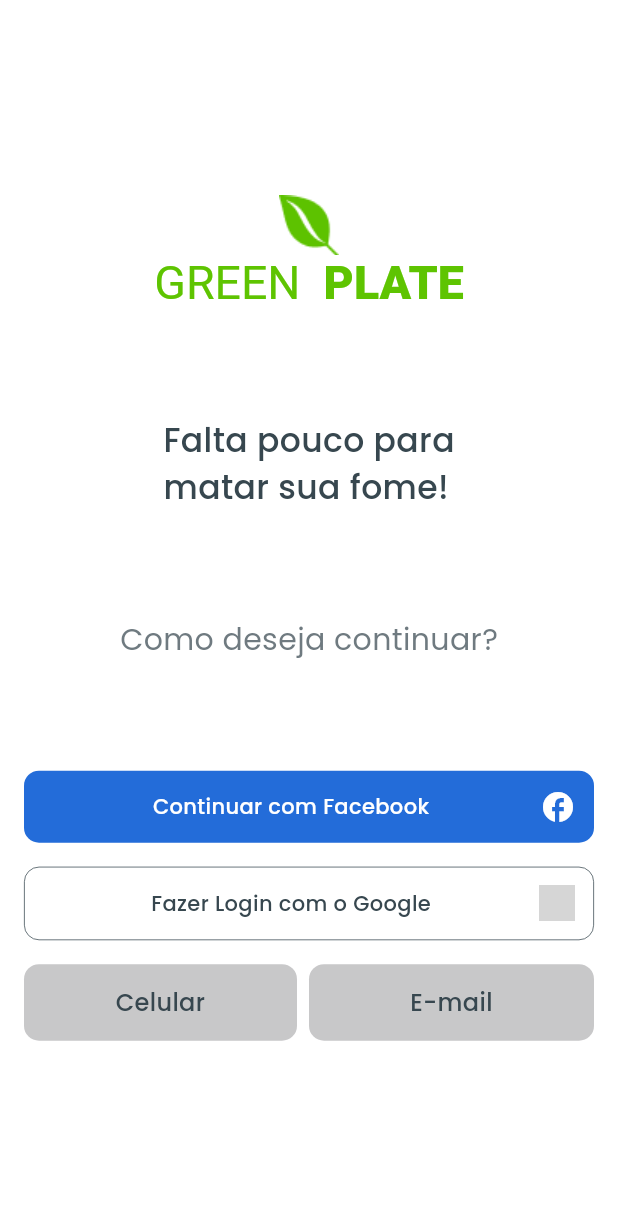
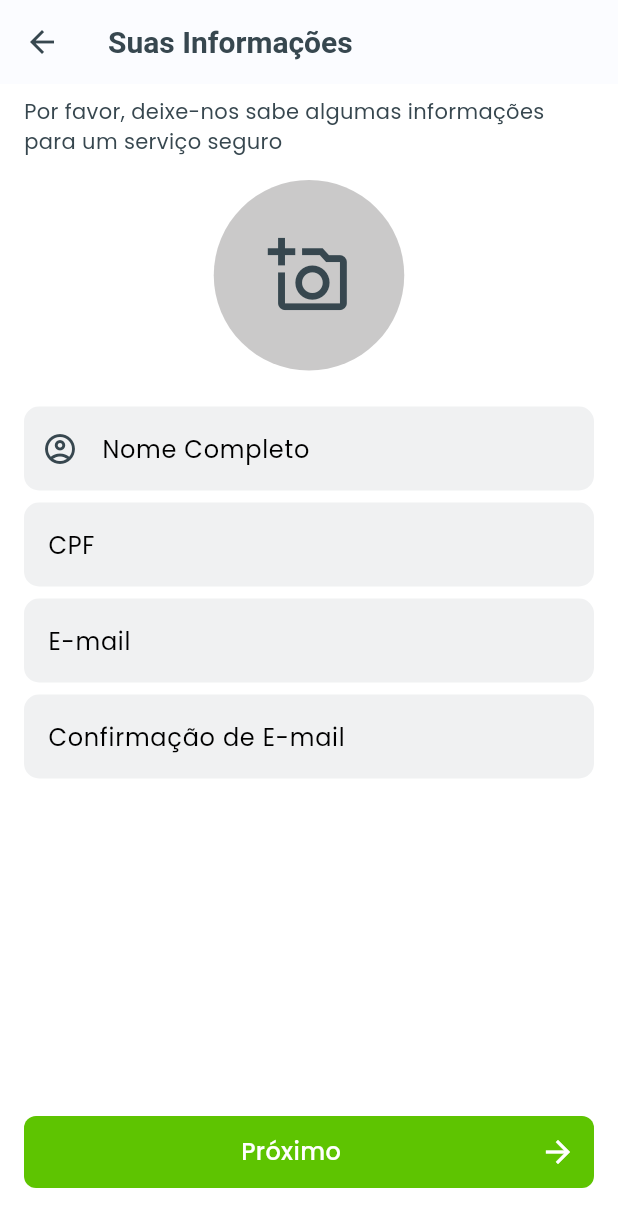
Before and after one commit to rafaelpadu/green_plate, a Flutter app: the RegistrationModeSelectionScreen screen opened directly, after a tap on "Continuar com Facebook", on a phone screen of 412 x 824 dp. Shown: the top 1227 px of the screen. Run offline on Flutter 3.47's test engine with Material 2 defaults, Android fonts, the phone set to English and light mode, and no system bars; our stand-ins replace carousel_slider, firebase_core, flutter_secure_storage; accounts and stored records are empty; network calls fail; grey boxes are pictures that could not be loaded.

Commit message:
tela de inserção de dados e foto

```diff
--- /dev/null
+++ b/lib/src/presentation/features/authentication/views/registration/personal_info_screen.dart
@@ -0,0 +1,146 @@
+import 'package:flutter/material.dart';
+import 'package:green_plate/src/config/theme_colors.dart';
+import 'package:green_plate/src/presentation/features/authentication/views/reset_password/password_confirmation_screen.dart';
+
+class PersonalInfoScreen extends StatefulWidget {
+  const PersonalInfoScreen({super.key});
+
+  @override
+  State<PersonalInfoScreen> createState() => _PersonalInfoScreenState();
+}
+
+class _PersonalInfoScreenState extends State<PersonalInfoScreen> {
+  final TextEditingController _fullNameController = TextEditingController();
+  final TextEditingController _federalIDController = TextEditingController();
+  final TextEditingController _emailController = TextEditingController();
+  @override
+  Widget build(BuildContext context) {
+    return Scaffold(
+      appBar: AppBar(
+        title: const Text('Suas Informações'),
+      ),
+      body: SingleChildScrollView(
+        child: Container(
+          constraints: BoxConstraints(minHeight: MediaQuery.sizeOf(context).height - 80),
+          padding: const EdgeInsets.symmetric(vertical: 8, horizontal: 16),
+          child: Column(
+            mainAxisAlignment: MainAxisAlignment.spaceBetween,
+            children: [
+              Column(
+                children: [
+                  const Text("Por favor, deixe-nos sabe algumas informações para um serviço seguro"),
+                  Padding(
+                    padding: const EdgeInsets.symmetric(vertical: 16),
+                    child: Container(
+                      decoration: BoxDecoration(
+                          borderRadius: BorderRadius.circular(80), color: ThemeColors.greyBackGroundColor),
+                      padding: const EdgeInsets.all(36),
+                      child: const Icon(
+                        Icons.add_a_photo_outlined,
+                        size: 55,
+                      ),
+                    ),
+                  ),
+                  Padding(
+                    padding: const EdgeInsets.only(top: 8),
+                    child: TextFormField(
+                      controller: _fullNameController,
+                      decoration: InputDecoration(
+                        border: OutlineInputBorder(
+                          borderSide: BorderSide.none,
+                          borderRadius: BorderRadius.circular(10),
+                        ),
+                        hintText: 'Nome Completo',
+                        prefixIcon: Icon(
+                          Icons.account_circle_outlined,
+                          color: ThemeColors.primaryFontColor,
+                        ),
+                        fillColor: ThemeColors.textFieldBackGround,
+                        filled: true,
+                      ),
+                    ),
+                  ),
+                  Padding(
+                    padding: const EdgeInsets.symmetric(vertical: 8),
+                    child: TextFormField(
+                      controller: _federalIDController,
+                      decoration: InputDecoration(
+                        border: OutlineInputBorder(
+                          borderSide: BorderSide.none,
+                          borderRadius: BorderRadius.circular(10),
+                        ),
+                        hintText: 'CPF',
+                        fillColor: ThemeColors.textFieldBackGround,
+                        filled: true,
+                      ),
+                    ),
+                  ),
+                  TextFormField(
+                    controller: _emailController,
+                    decoration: InputDecoration(
+                      border: OutlineInputBorder(
+                        borderSide: BorderSide.none,
+                        borderRadius: BorderRadius.circular(10),
+                      ),
+                      hintText: 'E-mail',
+                      fillColor: ThemeColors.textFieldBackGround,
+                      filled: true,
+                    ),
+                  ),
+                  Padding(
+                    padding: const EdgeInsets.only(top: 8),
+                    child: TextFormField(
+                      controller: _emailController,
+                      decoration: InputDecoration(
+                        border: OutlineInputBorder(
+                          borderSide: BorderSide.none,
+                          borderRadius: BorderRadius.circular(10),
+                        ),
+                        hintText: 'Confirmação de E-mail',
+                        fillColor: ThemeColors.textFieldBackGround,
+                        filled: true,
+                      ),
+                    ),
+                  ),
+                ],
+              ),
+              Material(
+                color: ThemeColors.primary,
+                borderRadius: BorderRadius.circular(8),
+                child: InkWell(
+                  customBorder: RoundedRectangleBorder(borderRadius: BorderRadius.circular(8)),
+                  onTap: () => _goToPassWordScreen(),
+                  child: Padding(
+                    padding: const EdgeInsets.all(12.0),
+                    child: Row(
+                      mainAxisAlignment: MainAxisAlignment.spaceBetween,
+                      children: [
+                        Container(),
+                        Text(
+                          'Próximo',
+                          style: TextStyle(
+                            color: ThemeColors.whiteFontColor,
+                            fontSize: 16,
+                            fontWeight: pesosDeFonte['medium'],
+                          ),
+                        ),
+                        Icon(
+                          Icons.arrow_forward_outlined,
+                          color: ThemeColors.whiteFontColor,
+                        ),
+                      ],
+                    ),
+                  ),
+                ),
+              ),
+            ],
+          ),
+        ),
+      ),
+    );
+  }
+
+  _goToPassWordScreen() {
+    Navigator.push(context, MaterialPageRoute(builder: (context) => PasswordConfirmationScreen()));
+  }
+}
--- a/lib/src/presentation/features/authentication/views/registration/registration_mode_selection.dart
+++ b/lib/src/presentation/features/authentication/views/registration/registration_mode_selection.dart
@@ -1,5 +1,6 @@
 import 'package:flutter/material.dart';
 import 'package:green_plate/src/config/theme_colors.dart';
+import 'package:green_plate/src/presentation/features/authentication/views/registration/personal_info_screen.dart';
 import 'package:green_plate/src/presentation/widgets/independent/green_plate_logo.dart';
 
 class RegistrationModeSelectionScreen extends StatelessWidget {
@@ -35,7 +36,7 @@ class RegistrationModeSelectionScreen extends StatelessWidget {
                   borderRadius: BorderRadius.circular(10),
                   child: InkWell(
                     customBorder: RoundedRectangleBorder(borderRadius: BorderRadius.circular(10)),
-                    onTap: () {},
+                    onTap: () => goToPersonalInfoScreen(context),
                     child: Padding(
                       padding: const EdgeInsets.all(12),
                       child: Row(
@@ -65,7 +66,7 @@ class RegistrationModeSelectionScreen extends StatelessWidget {
                       customBorder: RoundedRectangleBorder(
                         borderRadius: BorderRadius.circular(10),
                       ),
-                      onTap: () {},
+                      onTap: () => goToPersonalInfoScreen(context),
                       child: Container(
                         decoration: BoxDecoration(
                           border: Border.all(color: ThemeColors.primaryFontColor, width: 0.5),
@@ -101,7 +102,7 @@ class RegistrationModeSelectionScreen extends StatelessWidget {
                           color: ThemeColors.backGroundColor,
                           borderRadius: BorderRadiusDirectional.circular(10),
                           child: InkWell(
-                            onTap: () {},
+                            onTap: () => goToPersonalInfoScreen(context),
                             borderRadius: BorderRadius.circular(10),
                             child: Container(
                               decoration: BoxDecoration(
@@ -127,7 +128,7 @@ class RegistrationModeSelectionScreen extends StatelessWidget {
                         color: ThemeColors.backGroundColor,
                         borderRadius: BorderRadiusDirectional.circular(10),
                         child: InkWell(
-                          onTap: () {},
+                          onTap: () => goToPersonalInfoScreen(context),
                           borderRadius: BorderRadius.circular(10),
                           child: Container(
                             decoration: BoxDecoration(
@@ -156,4 +157,8 @@ class RegistrationModeSelectionScreen extends StatelessWidget {
       ),
     );
   }
+
+  goToPersonalInfoScreen(BuildContext context) {
+    Navigator.push(context, MaterialPageRoute(builder: (context) => PersonalInfoScreen()));
+  }
 }
--- a/lib/src/presentation/widgets/data_driven/sale_product_card.dart
+++ b/lib/src/presentation/widgets/data_driven/sale_product_card.dart
@@ -1,7 +1,5 @@
 import 'package:flutter/material.dart';
 import 'package:green_plate/src/config/theme_colors.dart';
-
-import '../../features/products/views/product_screen.dart';
 
 class SaleProductCard extends StatelessWidget {
   const SaleProductCard({
```
